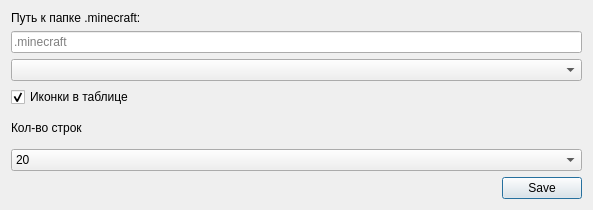
Qt form ui/settings.ui (vitiacat/ModrinthBrowser) before a commit.
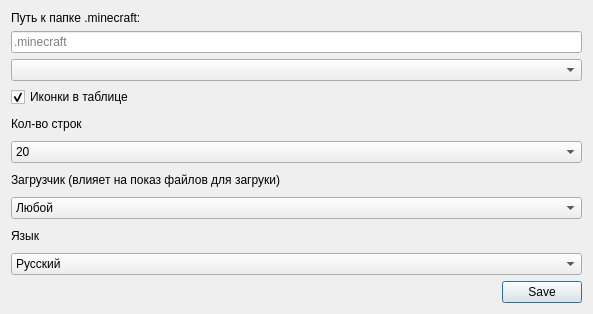
The same form after that commit.

Commit message: mod packs, new setting

```diff
--- a/ui/settings.ui
+++ b/ui/settings.ui
@@ -10,7 +10,7 @@
     <x>0</x>
     <y>0</y>
     <width>593</width>
-    <height>210</height>
+    <height>314</height>
    </rect>
   </property>
   <property name="windowTitle">
@@ -91,6 +91,53 @@
        </item>
       </widget>
      </item>
+     <item>
+      <widget class="QLabel" name="label_3">
+       <property name="text">
+        <string>Загрузчик (влияет на показ файлов для загруки)</string>
+       </property>
+      </widget>
+     </item>
+     <item>
+      <widget class="QComboBox" name="loaderType">
+       <item>
+        <property name="text">
+         <string>Любой</string>
+        </property>
+       </item>
+       <item>
+        <property name="text">
+         <string>Fabric</string>
+        </property>
+       </item>
+       <item>
+        <property name="text">
+         <string>Forge</string>
+        </property>
+       </item>
+       <item>
+        <property name="text">
+         <string>Quilt</string>
+        </property>
+       </item>
+      </widget>
+     </item>
+     <item>
+      <widget class="QLabel" name="label_4">
+       <property name="text">
+        <string>Язык</string>
+       </property>
+      </widget>
+     </item>
+     <item>
+      <widget class="QComboBox" name="language">
+       <item>
+        <property name="text">
+         <string>Русский</string>
+        </property>
+       </item>
+      </widget>
+     </item>
      <item>
       <widget class="QDialogButtonBox" name="buttonBox">
        <property name="enabled">
```
The commit also changes 14 other files.
